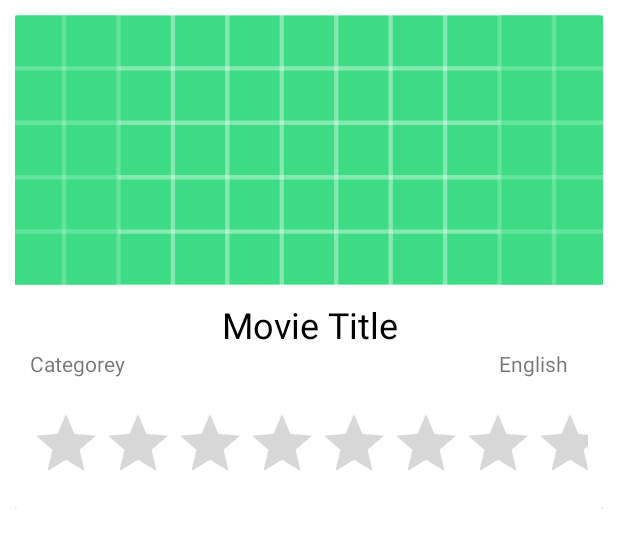
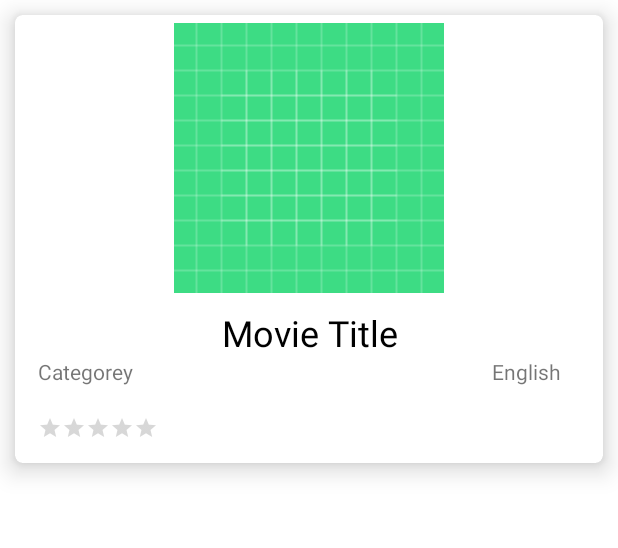
Before and after one commit to 5addam/Movie-App, an Android app: the layout movie_list_item.xml on its own in the app's theme, with its tools: preview values and no code run, on a phone screen of 412 x 824 dp. Shown: the top 548 px of the screen. Run offline under Robolectric (Android 15) with nearby library versions, the phone set to English and light mode, and no system bars.

```diff
--- a/app/src/main/AndroidManifest.xml
+++ b/app/src/main/AndroidManifest.xml
@@ -2,16 +2,17 @@
 <manifest xmlns:android="http://schemas.android.com/apk/res/android"
     package="com.example.movieapp">
 
-    <uses-permission android:name="android.permission.INTERNET"/>
+    <uses-permission android:name="android.permission.INTERNET" />
 
     <application
         android:allowBackup="true"
         android:icon="@mipmap/ic_launcher"
         android:label="@string/app_name"
+        android:networkSecurityConfig="@xml/network_security_config"
         android:roundIcon="@mipmap/ic_launcher_round"
         android:supportsRtl="true"
-        android:networkSecurityConfig="@xml/network_security_config"
         android:theme="@style/Theme.MovieApp">
+        <activity android:name=".MovieDetail"></activity>
         <activity android:name=".MovieListActivity">
             <intent-filter>
                 <action android:name="android.intent.action.MAIN" />
--- a/app/src/main/java/com/example/movieapp/adapters/MovieViewHolder.java
+++ b/app/src/main/java/com/example/movieapp/adapters/MovieViewHolder.java
@@ -24,9 +24,9 @@ public class MovieViewHolder extends RecyclerView.ViewHolder implements View.OnC
         super(itemView);
 
         this.onMovieListener = onMovieListener;
-        title = itemView.findViewById(R.id.movie_title);
-        release_date = itemView.findViewById(R.id.movie_category);
-        language = itemView.findViewById(R.id.movie_lang);
+//        title = itemView.findViewById(R.id.movie_title);
+//        release_date = itemView.findViewById(R.id.movie_category);
+//        language = itemView.findViewById(R.id.movie_lang);
 
         imageView = itemView.findViewById(R.id.movie_img);
         ratingBar = itemView.findViewById(R.id.rating_bar);
--- a/app/src/main/res/layout/movie_list_item.xml
+++ b/app/src/main/res/layout/movie_list_item.xml
@@ -1,41 +1,42 @@
 <?xml version="1.0" encoding="utf-8"?>
-<LinearLayout xmlns:android="http://schemas.android.com/apk/res/android"
+<androidx.cardview.widget.CardView xmlns:android="http://schemas.android.com/apk/res/android"
+    xmlns:app="http://schemas.android.com/apk/res-auto"
+    android:id="@+id/card_view"
     android:layout_width="match_parent"
     android:layout_height="wrap_content"
-    android:orientation="vertical"
-    xmlns:app="http://schemas.android.com/apk/res-auto"
-    android:layout_margin="10dp">
-
-    <androidx.cardview.widget.CardView
-        android:layout_width="match_parent"
-        android:layout_height="wrap_content"
-        android:id="@+id/card_view"
-        app:cardElevation="10dp">
+    android:layout_margin="10dp"
+    app:cardElevation="10dp"
+    app:cardCornerRadius="5dp"
+    android:orientation="vertical">
 
     <LinearLayout
         android:layout_width="match_parent"
         android:layout_height="wrap_content"
-            android:orientation="vertical">
+        android:orientation="vertical"
+        android:padding="5dp">
 
         <ImageView
+            android:id="@+id/movie_img"
             android:layout_width="match_parent"
             android:layout_height="180dp"
-                android:scaleType="centerCrop"
-                android:id="@+id/movie_img"
-                android:src="@drawable/ic_launcher_background"/>
+            android:scaleType="fitCenter"
+            android:src="@drawable/ic_launcher_background" />
+
         <LinearLayout
             android:layout_width="match_parent"
             android:layout_height="wrap_content"
-                android:padding="10dp"
-                android:orientation="vertical">
+            android:orientation="vertical"
+            android:padding="10dp">
+
             <TextView
+                android:id="@+id/movie_title"
                 android:layout_width="match_parent"
                 android:layout_height="wrap_content"
-                    android:textSize="24sp"
                 android:gravity="center"
+                android:text="Movie Title"
                 android:textColor="#000000"
-                    android:text="Movie Title"
-                    android:id="@+id/movie_title"/>
+                android:textSize="24sp" />
+
             <LinearLayout
                 android:layout_width="match_parent"
                 android:layout_height="wrap_content"
@@ -43,31 +44,33 @@
                 android:weightSum="100">
 
                 <TextView
+                    android:id="@+id/movie_category"
                     android:layout_width="wrap_content"
                     android:layout_height="wrap_content"
                     android:layout_weight="90"
-                        android:textSize="14sp"
-                        android:id="@+id/movie_category"
                     android:gravity="start"
-                        android:text="Categorey"/>
+                    android:text="Categorey"
+                    android:textSize="14sp" />
+
                 <TextView
+                    android:id="@+id/movie_lang"
                     android:layout_width="wrap_content"
                     android:layout_height="wrap_content"
                     android:layout_weight="10"
-                        android:textSize="14sp"
-                        android:id="@+id/movie_lang"
                     android:gravity="center"
-                        android:text="English"/>
+                    android:text="English"
+                    android:textSize="14sp" />
             </LinearLayout>
         </LinearLayout>
 
         <RatingBar
-                android:layout_width="match_parent"
+            android:id="@+id/rating_bar"
+            android:layout_width="wrap_content"
             android:layout_height="wrap_content"
-                android:id="@+id/rating_bar"
+            android:layout_margin="10dp"
             android:numStars="5"
-                android:layout_margin="10dp"/>
+            android:stepSize="0.1"
+            android:isIndicator="true"
+            style="?android:attr/ratingBarStyleSmall"/>
     </LinearLayout>
 </androidx.cardview.widget.CardView>
-
-</LinearLayout>
```
Also changed, not shown: app/src/main/java/com/example/movieapp/MovieDetail.java (added, +50 -0 lines), app/src/main/java/com/example/movieapp/MovieListActivity.java (+55 -1 lines), app/src/main/java/com/example/movieapp/adapters/MovieAdapter.java (+27 -9 lines), app/src/main/java/com/example/movieapp/repositories/MovieRepository.java (+27 -6 lines), app/src/main/java/com/example/movieapp/request/MovieApiClient.java (+93 -1 lines), app/src/main/java/com/example/movieapp/utils/MovieApi.java (+7 -0 lines), app/src/main/java/com/example/movieapp/viewmodels/MovieListViewModel.java (+12 -0 lines), app/src/main/res/drawable/shadow_bg.xml (added, +10 -0 lines), app/src/main/res/layout/activity_movie_detail.xml (added, +74 -0 lines), app/src/main/res/layout/popular_movie_item.xml (added, +36 -0 lines). Lines whose indentation alone changed are shown as unchanged.
